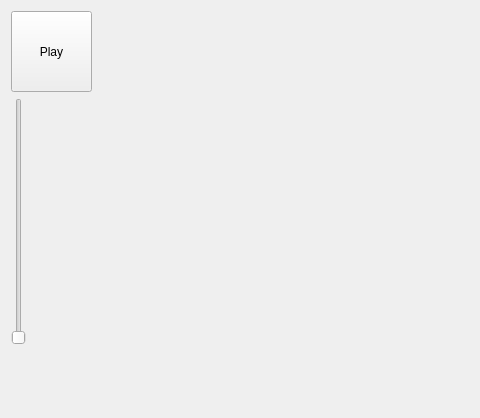
Before: the Qt Designer form Ex07/producerConsumerPattern/src/ui/widget.ui in rraetz/CppExercises, drawn with Qt 5; both pictures show x 0 to 480 and y 0 to 418 of the 1104 by 622 pixel window.
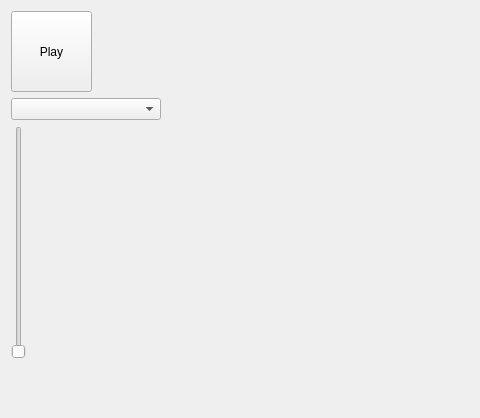
After: the same form once the commit is applied.

Diff of the .ui file:
```diff
--- a/Ex07/producerConsumerPattern/src/ui/widget.ui
+++ b/Ex07/producerConsumerPattern/src/ui/widget.ui
@@ -2,6 +2,9 @@
 <ui version="4.0">
  <class>Widget</class>
  <widget class="QWidget" name="Widget">
+  <property name="enabled">
+   <bool>true</bool>
+  </property>
   <property name="geometry">
    <rect>
     <x>0</x>
@@ -43,6 +46,13 @@
          </property>
         </widget>
        </item>
+       <item>
+        <widget class="QComboBox" name="comboBox">
+         <property name="editable">
+          <bool>false</bool>
+         </property>
+        </widget>
+       </item>
        <item>
         <widget class="QSlider" name="frameRateSlider">
          <property name="minimum">
```
